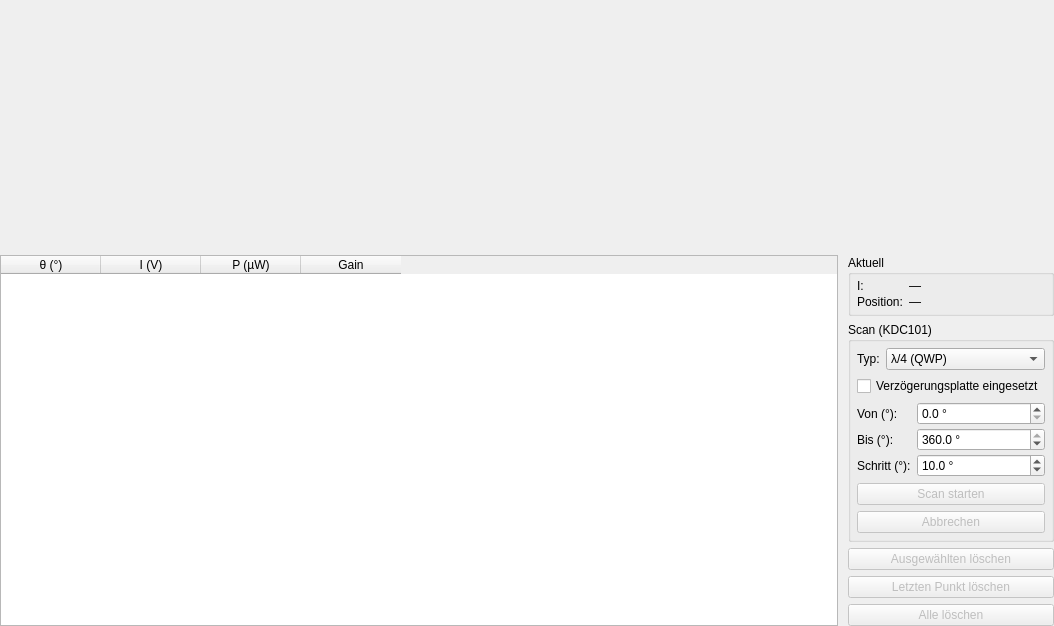
Above: polarisation_ui/pyqt/waveplate_tab.ui from cckssr/polarisation-ui before the change. Below: the same form after it.
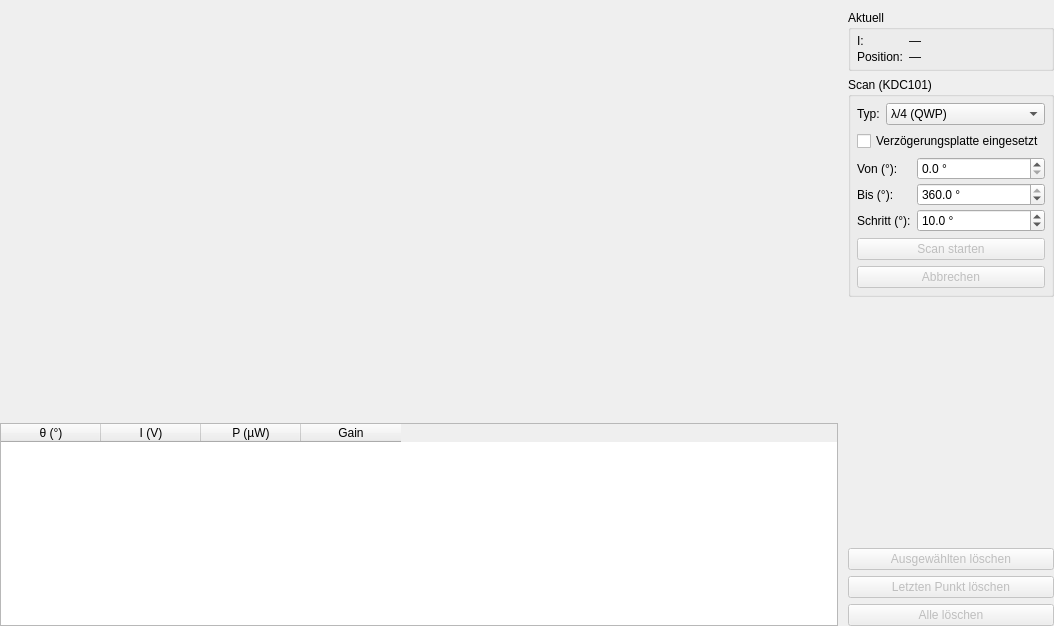
That is the form after the change. Custom widgets are drawn as their Qt base class.

What changed in the file:
```diff
--- a/polarisation_ui/pyqt/waveplate_tab.ui
+++ b/polarisation_ui/pyqt/waveplate_tab.ui
@@ -65,8 +65,16 @@
      </column>
     </widget>
    </item>
-   <item row="1" column="1">
-    <layout class="QVBoxLayout" name="rightLayout">
+   <item row="0" column="1" rowspan="2">
+    <widget class="QScrollArea" name="scrollSide">
+     <property name="frameShape">
+      <enum>QFrame::Shape::NoFrame</enum>
+     </property>
+     <property name="widgetResizable">
+      <bool>true</bool>
+     </property>
+     <widget class="QWidget" name="contentSide">
+      <layout class="QVBoxLayout" name="layoutSide">
      <property name="spacing">
       <number>6</number>
      </property>
@@ -83,7 +91,7 @@
       <number>0</number>
      </property>
      <item>
-      <widget class="QGroupBox" name="gbLive">
+        <widget class="QGroupBox" name="groupLive">
        <property name="title">
         <string>Aktuell</string>
        </property>
@@ -135,7 +143,7 @@
       </widget>
      </item>
      <item>
-      <widget class="QGroupBox" name="gbSweep">
+        <widget class="QGroupBox" name="groupSweep">
        <property name="title">
         <string>Scan (KDC101)</string>
        </property>
@@ -363,8 +371,10 @@
       </widget>
      </item>
     </layout>
+     </widget>
+    </widget>
    </item>
-   <item row="0" column="0" colspan="2">
+   <item row="0" column="0">
     <widget class="MalusCurvePlot" name="intensityCurvePlot" native="true"/>
    </item>
   </layout>
```
Left out of the diff: 32 changed lines with no effect on the pictures. Lines whose indentation alone changed are shown as unchanged.
